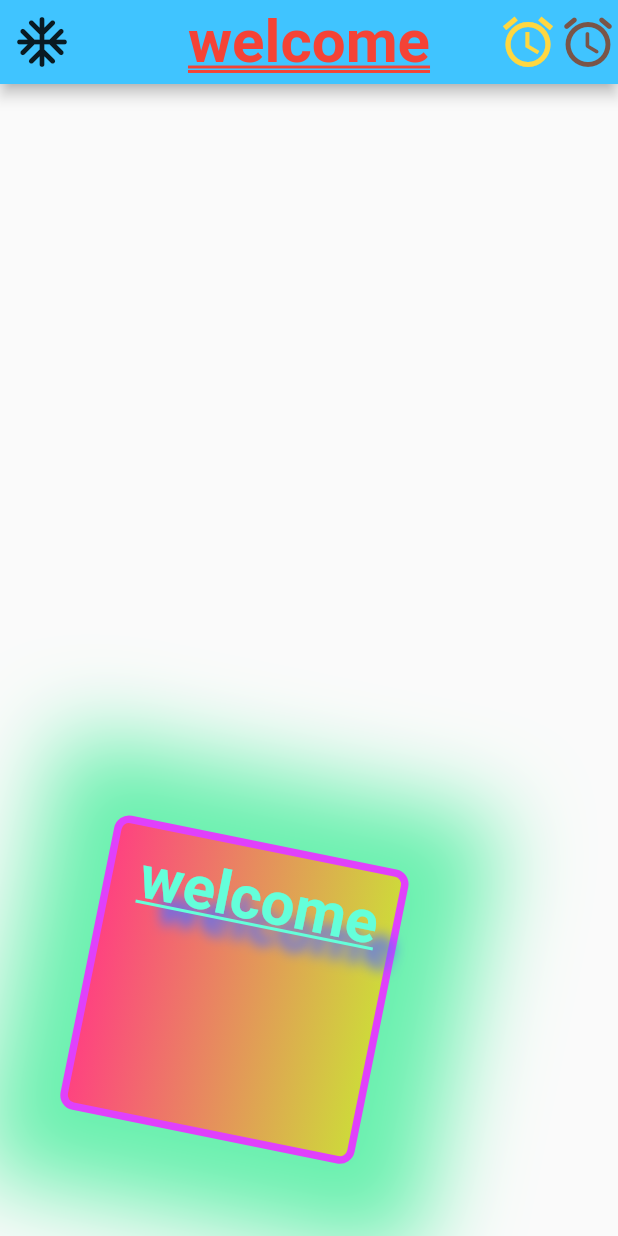
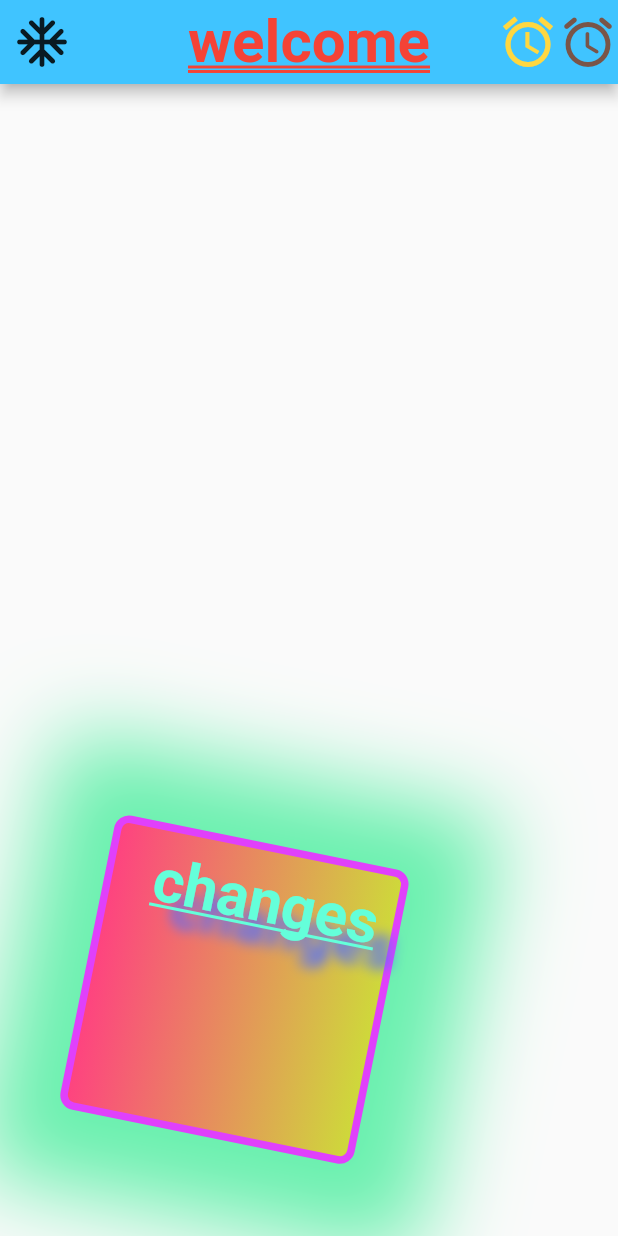
Before and after one commit to panchalpayal1999/Test, a Flutter app: the screen it shows after launch, on a phone screen of 412 x 824 dp. Run offline on Flutter 3.47's test engine with Material 2 defaults, Android fonts, the phone set to English and light mode, and no system bars.

Commit message:
first commit in container branch

```diff
--- a/lib/main.dart
+++ b/lib/main.dart
@@ -60,7 +60,7 @@ class MyApp extends StatelessWidget {
                 width: 5),
                 color: Colors.amberAccent ) ,
 
-            child: Text('welcome',
+            child: Text('changes',
             style:TextStyle(
               shadows:[Shadow(offset: Offset(15.0,15.0),blurRadius: 10.0,color: Colors.indigoAccent)],
               fontSize: 40,
```
